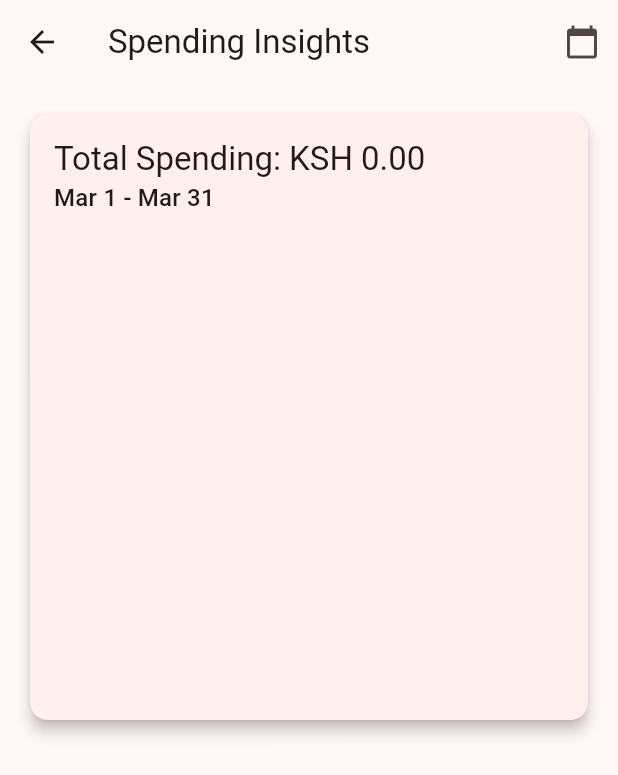
After one commit to mutheejj/metrowealth, a Flutter app: the HomePage screen opened directly, scrolled down 220 dp, after a tap on "Spending Insights", on a phone screen of 412 x 824 dp. The commit adds this screen. Shown: the top 775 px of the screen. Run offline on Flutter 3.47's test engine with Material 3 defaults, Android fonts, the light colour scheme and no system bars; drawn by our look-alikes of fl_chart; our stand-ins replace cloud_firestore, firebase_auth, firebase_core, firebase_storage, flutter_dotenv, image_picker and 1 more; missing offline and left inert: mailer; accounts and stored records are empty; generated files the repository leaves out were written again.

Commit message:
fixed the home page

```diff
--- /dev/null
+++ b/lib/features/analysis/presentation/pages/spending_insights_page.dart
@@ -0,0 +1,179 @@
+import 'package:flutter/material.dart';
+import 'package:fl_chart/fl_chart.dart';
+import 'package:provider/provider.dart';
+import 'package:intl/intl.dart';
+import 'package:metrowealth/features/transactions/data/repositories/transaction_repository.dart';
+import 'package:metrowealth/features/categories/data/repositories/category_repository.dart';
+import 'package:metrowealth/features/categories/data/models/category_model.dart';
+
+class SpendingInsightsPage extends StatefulWidget {
+  final String userId;
+
+  const SpendingInsightsPage({Key? key, required this.userId}) : super(key: key);
+
+  @override
+  _SpendingInsightsPageState createState() => _SpendingInsightsPageState();
+}
+
+class _SpendingInsightsPageState extends State<SpendingInsightsPage> {
+  late TransactionRepository _transactionRepository;
+  late CategoryRepository _categoryRepository;
+  DateTime _startDate = DateTime.now().subtract(const Duration(days: 30));
+  DateTime _endDate = DateTime.now();
+  Map<String, double> _categorySpending = {};
+  Map<String, CategoryModel> _categories = {};
+  double _totalSpending = 0;
+
+  @override
+  void initState() {
+    super.initState();
+    _transactionRepository = TransactionRepository(widget.userId);
+    _categoryRepository = CategoryRepository(widget.userId);
+    _loadData();
+  }
+
+  Future<void> _loadData() async {
+    try {
+      // Load categories first
+      final categoriesSnapshot = await _categoryRepository.getCategories().first;
+      _categories = {for (var cat in categoriesSnapshot) cat.id: cat};
+
+      // Load spending data
+      final spending = await _transactionRepository.getSpendingByCategory(
+        startDate: _startDate,
+        endDate: _endDate,
+      );
+
+      setState(() {
+        _categorySpending = spending;
+        _totalSpending = spending.values.fold(0, (sum, amount) => sum + amount);
+      });
+    } catch (e) {
+      ScaffoldMessenger.of(context).showSnackBar(
+        SnackBar(content: Text('Error loading spending data: $e')),
+      );
+    }
+  }
+
+  List<PieChartSectionData> _getSections() {
+    final List<PieChartSectionData> sections = [];
+    _categorySpending.forEach((categoryId, amount) {
+      final category = _categories[categoryId];
+      if (category != null) {
+        final percentage = (amount / _totalSpending) * 100;
+        sections.add(
+          PieChartSectionData(
+            color: category.color,
+            value: amount,
+            title: percentage >= 5 ? '${percentage.toStringAsFixed(1)}%' : '',
+            radius: 60,
+            titleStyle: const TextStyle(color: Colors.white, fontSize: 12),
+          ),
+        );
+      }
+    });
+    return sections;
+  }
+
+  @override
+  Widget build(BuildContext context) {
+    return Scaffold(
+      appBar: AppBar(
+        title: const Text('Spending Insights'),
+        actions: [
+          IconButton(
+            icon: const Icon(Icons.calendar_today),
+            onPressed: () async {
+              final DateTimeRange? picked = await showDateRangePicker(
+                context: context,
+                firstDate: DateTime(2020),
+                lastDate: DateTime.now(),
+                initialDateRange: DateTimeRange(
+                  start: _startDate,
+                  end: _endDate,
+                ),
+              );
+              if (picked != null) {
+                setState(() {
+                  _startDate = picked.start;
+                  _endDate = picked.end;
+                });
+                _loadData();
+              }
+            },
+          ),
+        ],
+      ),
+      body: RefreshIndicator(
+        onRefresh: _loadData,
+        child: SingleChildScrollView(
+          child: Column(
+            children: [
+              Padding(
+                padding: const EdgeInsets.all(16.0),
+                child: Card(
+                  elevation: 4,
+                  child: Padding(
+                    padding: const EdgeInsets.all(16.0),
+                    child: Column(
+                      crossAxisAlignment: CrossAxisAlignment.start,
+                      children: [
+                        Text(
+                          'Total Spending: ${NumberFormat.currency(symbol: 'KSH ').format(_totalSpending)}',
+                          style: Theme.of(context).textTheme.titleLarge,
+                        ),
+                        Text(
+                          '${DateFormat('MMM d').format(_startDate)} - ${DateFormat('MMM d').format(_endDate)}',
+                          style: Theme.of(context).textTheme.titleMedium,
+                        ),
+                        const SizedBox(height: 20),
+                        SizedBox(
+                          height: 300,
+                          child: PieChart(
+                            PieChartData(
+                              sections: _getSections(),
+                              centerSpaceRadius: 40,
+                              sectionsSpace: 2,
+                            ),
+                          ),
+                        ),
+                      ],
+                    ),
+                  ),
+                ),
+              ),
+              ListView.builder(
+                shrinkWrap: true,
+                physics: const NeverScrollableScrollPhysics(),
+                itemCount: _categorySpending.length,
+                itemBuilder: (context, index) {
+                  final categoryId = _categorySpending.keys.elementAt(index);
+                  final amount = _categorySpending[categoryId] ?? 0;
+                  final category = _categories[categoryId];
+                  if (category == null) return const SizedBox.shrink();
+
+                  return ListTile(
+                    leading: CircleAvatar(
+                      backgroundColor: category.color,
+                      child: Icon(
+                        IconData(int.parse(category.icon), fontFamily: 'MaterialIcons'),
+                        color: Colors.white,
+                      ),
+                    ),
+                    title: Text(category.name),
+                    subtitle: Text(
+                      '${(amount / _totalSpending * 100).toStringAsFixed(1)}%',
+                    ),
+                    trailing: Text(
+                      NumberFormat.currency(symbol: 'KSH ').format(amount),
+                    ),
+                  );
+                },
+              ),
+            ],
+          ),
+        ),
+      ),
+    );
+  }
+}
--- a/lib/features/home/presentation/widgets/spending_insights.dart
+++ b/lib/features/home/presentation/widgets/spending_insights.dart
@@ -1,9 +1,11 @@
 import 'package:flutter/material.dart';
 import 'package:metrowealth/core/constants/app_colors.dart';
 import 'package:metrowealth/features/transactions/data/repositories/transaction_repository.dart';
+import 'package:metrowealth/features/transactions/data/models/transaction_model.dart';
 import 'package:fl_chart/fl_chart.dart';
 import 'package:intl/intl.dart';
 import 'package:cloud_firestore/cloud_firestore.dart';
+import 'package:metrowealth/features/analysis/presentation/pages/spending_insights_page.dart';
 
 class SpendingInsights extends StatefulWidget {
   final String userId;
@@ -57,10 +59,23 @@ class _SpendingInsightsState extends State<SpendingInsights> {
       final startOfMonth = DateTime(now.year, now.month, 1);
       final endOfMonth = DateTime(now.year, now.month + 1, 0);
 
-      final categorySpending = await _transactionRepository.getSpendingByCategory(
-        startDate: startOfMonth,
-        endDate: endOfMonth,
-      );
+      // Get all expense transactions for the current month
+      final transactionsList = await _transactionRepository
+          .getTransactionsByDateRange(startOfMonth, endOfMonth)
+          .first;
+
+      final transactions = transactionsList
+          .where((transaction) => transaction.type == TransactionType.expense)
+          .toList();
+
+      // Aggregate spending by category
+      final categorySpending = <String, double>{};
+      for (final transaction in transactions) {
+        final categoryId = transaction.categoryId;
+        if (categoryId.isNotEmpty) {
+          categorySpending[categoryId] = (categorySpending[categoryId] ?? 0.0) + transaction.amount;
+        }
+      }
 
       if (!mounted) return;
 
@@ -123,7 +138,16 @@ class _SpendingInsightsState extends State<SpendingInsights> {
 
   @override
   Widget build(BuildContext context) {
-    return Container(
+    return GestureDetector(
+      onTap: () {
+        Navigator.push(
+          context,
+          MaterialPageRoute(
+            builder: (context) => SpendingInsightsPage(userId: widget.userId),
+          ),
+        );
+      },
+      child: Container(
         padding: const EdgeInsets.all(16),
         decoration: BoxDecoration(
           color: Colors.white,
@@ -180,6 +204,7 @@ class _SpendingInsightsState extends State<SpendingInsights> {
                 ],
               ),
           ],
+        ),
       ),
     );
   }
--- a/lib/features/transactions/data/repositories/transaction_repository.dart
+++ b/lib/features/transactions/data/repositories/transaction_repository.dart
@@ -55,6 +55,8 @@ class TransactionRepository {
       }).toList();
     });
   }
+
+
 
   // Get transactions by type
   Stream<List<TransactionModel>> getTransactionsByType(TransactionType type) {
--- a/pubspec.yaml
+++ b/pubspec.yaml
@@ -49,6 +49,7 @@ dependencies:
   shared_preferences: ^2.2.3
   mailer: ^6.1.0
   flutter_dotenv: ^5.1.1
+  provider: ^6.1.1
 
 # The following section declares assets that will be included in the app
 
```
Also changed, not shown: pubspec.lock. Lines whose indentation alone changed are shown as unchanged.
